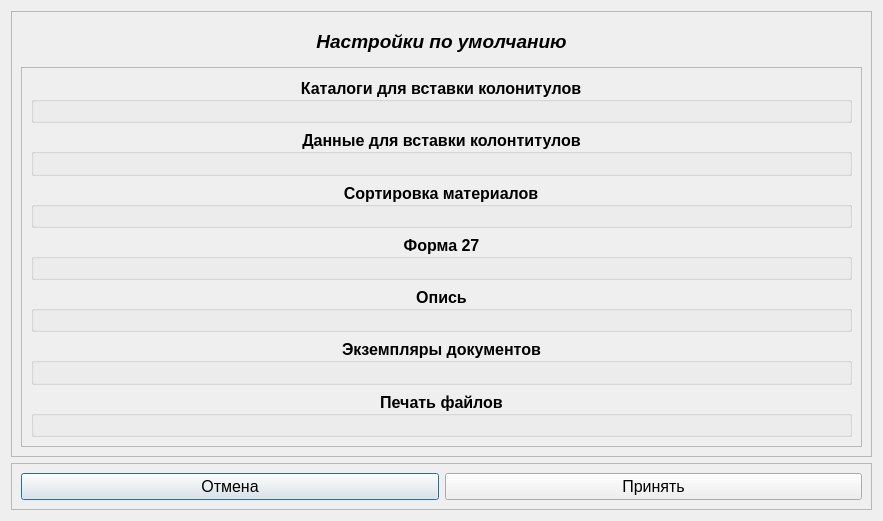
Before: the Qt Designer form designer/default_window.ui in ant1cus/RSO_print, drawn with Qt 5.
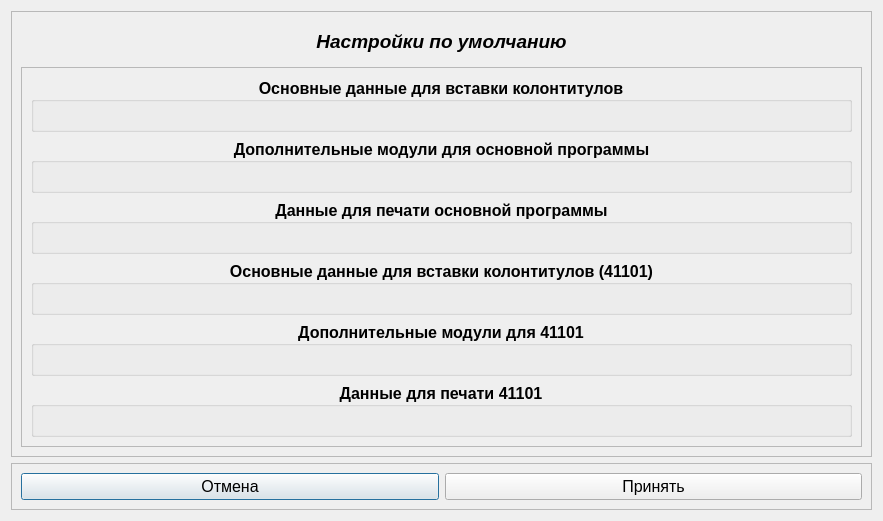
After: the same form once the commit is applied.

```diff
--- a/designer/default_window.ui
+++ b/designer/default_window.ui
@@ -95,28 +95,6 @@
          <layout class="QGridLayout" name="gridLayout_10">
           <item row="0" column="0">
            <layout class="QGridLayout" name="gridLayout_8">
-            <item row="6" column="0">
-             <widget class="QGroupBox" name="groupBox_catalog_print_default">
-              <property name="font">
-               <font>
-                <pointsize>12</pointsize>
-                <weight>75</weight>
-                <bold>true</bold>
-               </font>
-              </property>
-              <property name="title">
-               <string>Печать файлов</string>
-              </property>
-              <property name="alignment">
-               <set>Qt::AlignCenter</set>
-              </property>
-              <layout class="QGridLayout" name="gridLayout_17">
-               <item row="0" column="0">
-                <layout class="QGridLayout" name="gridLayout_print"/>
-               </item>
-              </layout>
-             </widget>
-            </item>
             <item row="4" column="0">
              <widget class="QGroupBox" name="groupBox_inventory_default">
               <property name="font">
@@ -127,14 +105,36 @@
                </font>
               </property>
               <property name="title">
-               <string>Опись</string>
+               <string>Дополнительные модули для 41101</string>
               </property>
               <property name="alignment">
                <set>Qt::AlignCenter</set>
               </property>
               <layout class="QGridLayout" name="gridLayout_15">
                <item row="0" column="0">
-                <layout class="QGridLayout" name="gridLayout_inventory"/>
+                <layout class="QGridLayout" name="gridLayout_addInsert41101"/>
+               </item>
+              </layout>
+             </widget>
+            </item>
+            <item row="2" column="0">
+             <widget class="QGroupBox" name="groupBox_printMain">
+              <property name="font">
+               <font>
+                <pointsize>12</pointsize>
+                <weight>75</weight>
+                <bold>true</bold>
+               </font>
+              </property>
+              <property name="title">
+               <string>Данные для печати основной программы</string>
+              </property>
+              <property name="alignment">
+               <set>Qt::AlignCenter</set>
+              </property>
+              <layout class="QGridLayout" name="gridLayout_6">
+               <item row="0" column="0">
+                <layout class="QGridLayout" name="gridLayout_printMain"/>
                </item>
               </layout>
              </widget>
@@ -149,36 +149,14 @@
                </font>
               </property>
               <property name="title">
-               <string>Данные для вставки колонтитулов</string>
+               <string>Дополнительные модули для основной программы</string>
               </property>
               <property name="alignment">
                <set>Qt::AlignCenter</set>
               </property>
               <layout class="QGridLayout" name="gridLayout_13">
                <item row="0" column="0">
-                <layout class="QGridLayout" name="gridLayout_data"/>
-               </item>
-              </layout>
-             </widget>
-            </item>
-            <item row="0" column="0">
-             <widget class="QGroupBox" name="groupBox_catalog_insert_default">
-              <property name="font">
-               <font>
-                <pointsize>12</pointsize>
-                <weight>75</weight>
-                <bold>true</bold>
-               </font>
-              </property>
-              <property name="title">
-               <string>Каталоги для вставки колонитулов</string>
-              </property>
-              <property name="alignment">
-               <set>Qt::AlignCenter</set>
-              </property>
-              <layout class="QGridLayout" name="gridLayout_3">
-               <item row="0" column="0">
-                <layout class="QGridLayout" name="gridLayout_catalog"/>
+                <layout class="QGridLayout" name="gridLayout_addInsertMain"/>
                </item>
               </layout>
              </widget>
@@ -193,7 +171,7 @@
                </font>
               </property>
               <property name="title">
-               <string>Экземпляры документов</string>
+               <string>Данные для печати 41101</string>
               </property>
               <property name="alignment">
                <set>Qt::AlignCenter</set>
@@ -215,7 +193,7 @@
                </font>
               </property>
               <property name="title">
-               <string>Форма 27</string>
+               <string>Основные данные для вставки колонтитулов (41101)</string>
               </property>
               <property name="alignment">
                <set>Qt::AlignCenter</set>
@@ -227,8 +205,8 @@
               </layout>
              </widget>
             </item>
-            <item row="2" column="0">
-             <widget class="QGroupBox" name="groupBox_sp">
+            <item row="0" column="0">
+             <widget class="QGroupBox" name="groupBox_insertMain">
               <property name="font">
                <font>
                 <pointsize>12</pointsize>
@@ -237,12 +215,12 @@
                </font>
               </property>
               <property name="title">
-               <string>Сортировка материалов</string>
+               <string>Основные данные для вставки колонтитулов</string>
               </property>
               <property name="alignment">
                <set>Qt::AlignCenter</set>
               </property>
-              <layout class="QGridLayout" name="gridLayout_6">
+              <layout class="QGridLayout" name="gridLayout_3">
                <item row="0" column="0">
                 <layout class="QGridLayout" name="gridLayout_sp"/>
                </item>
```
Left out of the diff: 14 changed lines with no effect on the pictures.
